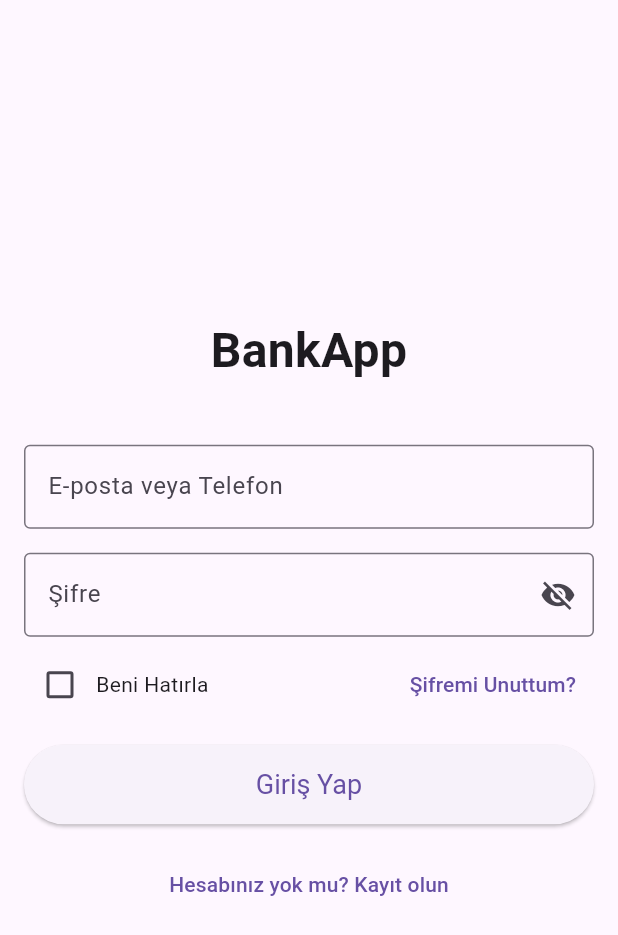
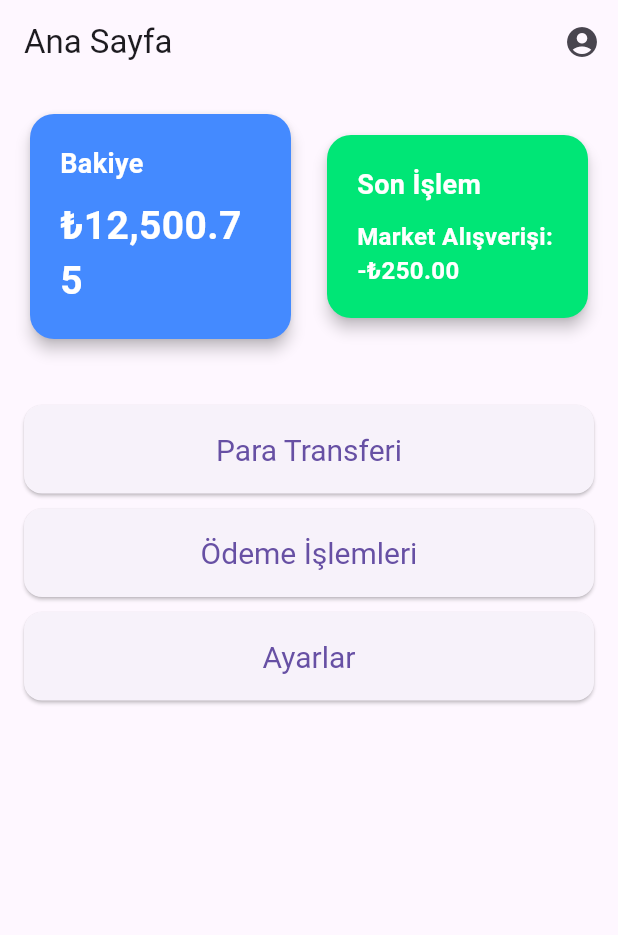
Before and after one commit to isaArpat-dev/FlutterProject, a Flutter app: the screen it shows after launch, after a tap on "Giriş Yap", on a phone screen of 412 x 824 dp. Shown: the top 935 px of the screen. Run offline on Flutter 3.47's test engine with Material 3 defaults, Android fonts, the phone set to English and light mode, and no system bars.

```diff
--- /dev/null
+++ b/bank/lib/homepage.dart
@@ -0,0 +1,149 @@
+import 'package:flutter/material.dart';
+import 'account_details_page.dart';
+import 'payments_page.dart';
+import 'settings_page.dart';
+import 'transfer_page.dart';
+
+class HomePage extends StatelessWidget {
+  const HomePage({super.key});
+
+  @override
+  Widget build(BuildContext context) {
+    return Scaffold(
+      appBar: AppBar(
+        title: const Text("Ana Sayfa"),
+        actions: [
+          IconButton(
+            icon: const Icon(Icons.account_circle),
+            onPressed: () {
+              Navigator.push(
+                context,
+                MaterialPageRoute(
+                    builder: (context) => const AccountDetailsPage()),
+              );
+            },
+          ),
+        ],
+      ),
+      body: Padding(
+        padding: const EdgeInsets.all(16.0),
+        child: Column(
+          crossAxisAlignment: CrossAxisAlignment.center,
+          children: [
+            Row(
+              mainAxisAlignment: MainAxisAlignment.center,
+              children: [
+                Expanded(
+                  child: Card(
+                    shape: RoundedRectangleBorder(
+                        borderRadius: BorderRadius.circular(16)),
+                    elevation: 4,
+                    color: Colors.blueAccent,
+                    child: Padding(
+                      padding: const EdgeInsets.all(20.0),
+                      child: Column(
+                        crossAxisAlignment: CrossAxisAlignment.start,
+                        children: [
+                          const Text("Bakiye",
+                              style: TextStyle(
+                                  fontSize: 18,
+                                  fontWeight: FontWeight.bold,
+                                  color: Colors.white)),
+                          const SizedBox(height: 10),
+                          const Text("₺12,500.75",
+                              style: TextStyle(
+                                  fontSize: 26,
+                                  fontWeight: FontWeight.w600,
+                                  color: Colors.white)),
+                        ],
+                      ),
+                    ),
+                  ),
+                ),
+                const SizedBox(width: 16),
+                Expanded(
+                  child: Card(
+                    shape: RoundedRectangleBorder(
+                        borderRadius: BorderRadius.circular(16)),
+                    elevation: 4,
+                    color: Colors.greenAccent[400],
+                    child: Padding(
+                      padding: const EdgeInsets.all(20.0),
+                      child: Column(
+                        crossAxisAlignment: CrossAxisAlignment.start,
+                        children: [
+                          const Text("Son İşlem",
+                              style: TextStyle(
+                                  fontSize: 18,
+                                  fontWeight: FontWeight.bold,
+                                  color: Colors.white)),
+                          const SizedBox(height: 10),
+                          const Text("Market Alışverişi: -₺250.00",
+                              style: TextStyle(
+                                  fontSize: 16,
+                                  fontWeight: FontWeight.w600,
+                                  color: Colors.white)),
+                        ],
+                      ),
+                    ),
+                  ),
+                ),
+              ],
+            ),
+            const SizedBox(height: 40),
+            ElevatedButton(
+              style: ElevatedButton.styleFrom(
+                shape: RoundedRectangleBorder(
+                    borderRadius: BorderRadius.circular(12)),
+                padding: const EdgeInsets.symmetric(vertical: 18),
+                textStyle: const TextStyle(fontSize: 20),
+                minimumSize: const Size(double.infinity, 50),
+              ),
+              onPressed: () {
+                Navigator.push(
+                  context,
+                  MaterialPageRoute(builder: (context) => const TransferPage()),
+                );
+              },
+              child: const Text("Para Transferi"),
+            ),
+            const SizedBox(height: 10),
+            ElevatedButton(
+              style: ElevatedButton.styleFrom(
+                shape: RoundedRectangleBorder(
+                    borderRadius: BorderRadius.circular(12)),
+                padding: const EdgeInsets.symmetric(vertical: 18),
+                textStyle: const TextStyle(fontSize: 20),
+                minimumSize: const Size(double.infinity, 50),
+              ),
+              onPressed: () {
+                Navigator.push(
+                  context,
+                  MaterialPageRoute(builder: (context) => const PaymentsPage()),
+                );
+              },
+              child: const Text("Ödeme İşlemleri"),
+            ),
+            const SizedBox(height: 10),
+            ElevatedButton(
+              style: ElevatedButton.styleFrom(
+                shape: RoundedRectangleBorder(
+                    borderRadius: BorderRadius.circular(12)),
+                padding: const EdgeInsets.symmetric(vertical: 18),
+                textStyle: const TextStyle(fontSize: 20),
+                minimumSize: const Size(double.infinity, 50),
+              ),
+              onPressed: () {
+                Navigator.push(
+                  context,
+                  MaterialPageRoute(builder: (context) => const SettingsPage()),
+                );
+              },
+              child: const Text("Ayarlar"),
+            ),
+          ],
+        ),
+      ),
+    );
+  }
+}
--- a/bank/lib/login_screen.dart
+++ b/bank/lib/login_screen.dart
@@ -1,4 +1,5 @@
 import 'package:flutter/material.dart';
+import 'homepage.dart';
 
 class LoginScreen extends StatefulWidget {
   const LoginScreen({super.key});
@@ -83,7 +84,12 @@ class _LoginScreenState extends State<LoginScreen> {
             ),
             const SizedBox(height: 16),
             ElevatedButton(
-              onPressed: () {},
+              onPressed: () {
+                Navigator.pushReplacement(
+                  context,
+                  MaterialPageRoute(builder: (context) => const HomePage()),
+                );
+              },
               style: ElevatedButton.styleFrom(
                 padding: const EdgeInsets.symmetric(vertical: 16),
                 textStyle: const TextStyle(fontSize: 18),
```
Also changed, not shown: bank/lib/account_details_page.dart (added, +118 -0 lines), bank/lib/payments_page.dart (added, +49 -0 lines), bank/lib/settings_page.dart (added, +51 -0 lines), bank/lib/transfer_page.dart (added, +46 -0 lines).
